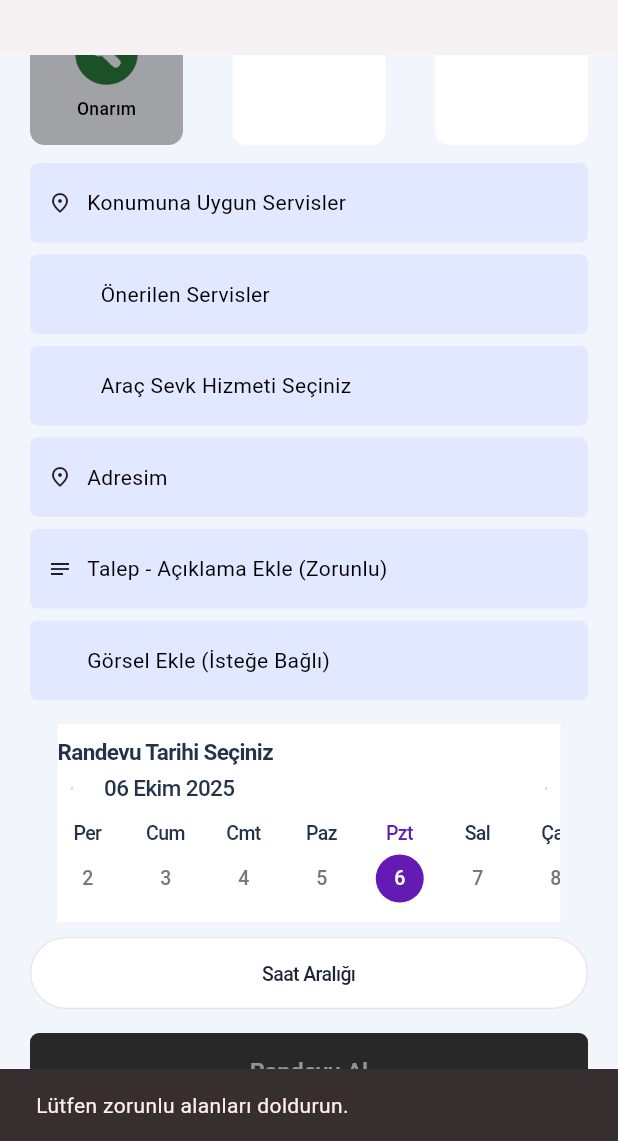
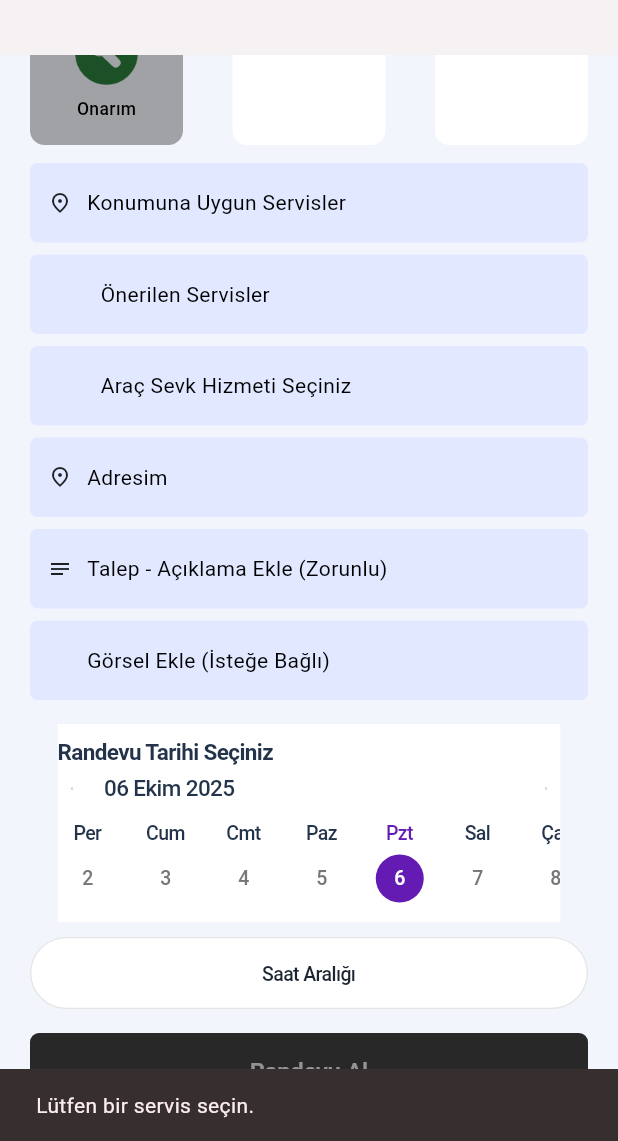
Before and after one commit to 009tuna/Reviz, a Flutter app: the RandevuAlPage screen opened by its route, scrolled down 226 dp, after a tap on "Randevu Al", on a phone screen of 412 x 824 dp, the part 95-1236 px from its top. Run offline on Flutter 3.47's test engine with Material 3 defaults, Android fonts, the phone set to English and light mode, and no system bars; our stand-ins replace flutter_dotenv, geolocator, image_picker, supabase_flutter; accounts and stored records are empty; Roboto replaces fonts that are missing (Basis Grotesque Pro, Roboto Flex).

Commit message:
initial commit

```diff
--- a/lib/data/appointments_repo.dart
+++ b/lib/data/appointments_repo.dart
@@ -5,7 +5,7 @@ import 'package:supabase_flutter/supabase_flutter.dart';
 /// Randevu durumları
 enum AppointmentStatus { pending, confirmed, completed, cancelled }
 
-/// Tek model
+/// Tek model (liste/okuma için)
 class Appointment {
   final String id;
   final String plate;
@@ -105,12 +105,64 @@ class Appointment {
   }
 }
 
+/// INSERT için DTO
+class AppointmentCreate {
+  final String userId;
+  final String serviceId;
+  final String serviceName; // UI'da gösterim için saklıyoruz
+  final DateTime startsAt;
+
+  final String plate;
+  final String vehicleModel;
+
+  final String? note;
+  final String? cityDistrict;
+  final double? distanceKm;
+  final bool hasTow;
+  final List<String> brandTags;
+  final List<String> imageUrls;
+
+  const AppointmentCreate({
+    required this.userId,
+    required this.serviceId,
+    required this.serviceName,
+    required this.startsAt,
+    required this.plate,
+    required this.vehicleModel,
+    this.note,
+    this.cityDistrict,
+    this.distanceKm,
+    this.hasTow = false,
+    this.brandTags = const [],
+    this.imageUrls = const [],
+  });
+
+  Map<String, dynamic> toRow() => {
+        'user_id': userId,
+        'service_id': serviceId,
+        'service_name': serviceName,
+        'date_time': startsAt.toIso8601String(),
+        'plate': plate,
+        'vehicle_model': vehicleModel,
+        'note': note,
+        'city_district': cityDistrict,
+        'distance_km': distanceKm,
+        'has_tow': hasTow,
+        'brand_tags': brandTags,
+        'image_urls': imageUrls,
+        'status': 'pending',
+      };
+}
+
 /// Arayüz
 abstract class AppointmentRepo {
   Stream<List<Appointment>> streamAppointments(String userId);
   Future<List<Appointment>> fetchAppointments(String userId);
   Future<void> cancelAppointment(String appointmentId);
   Future<void> rescheduleAppointment(String appointmentId, DateTime newTime);
+
+  /// INSERT – yeni randevu ID döner
+  Future<String> createAppointment(AppointmentCreate input);
 }
 
 /// Supabase implementasyonu
@@ -130,14 +182,12 @@ class SupabaseAppointmentRepo implements AppointmentRepo {
 
   @override
   Future<List<Appointment>> fetchAppointments(String userId) async {
-    // BURADA GENERIC YOK: sadece .select()
     final rows = await supabase
         .from(_table)
         .select()
         .eq('user_id', userId)
         .order('date_time', ascending: true);
 
-    // rows tip olarak dynamic list olabilir; güvenli cast + map:
     final list = (rows as List)
         .map((e) => Appointment.fromRow(e as Map<String, dynamic>))
         .toList();
@@ -158,6 +208,15 @@ class SupabaseAppointmentRepo implements AppointmentRepo {
       'date_time': newTime.toIso8601String(),
       'status': 'confirmed',
     }).eq('id', appointmentId);
+  }
+
+  /// INSERT + dönen id
+  @override
+  Future<String> createAppointment(AppointmentCreate input) async {
+    final row =
+        await supabase.from(_table).insert(input.toRow()).select('id').single();
+
+    return row['id'].toString();
   }
 }
 
@@ -251,4 +310,26 @@ class MockAppointmentRepo implements AppointmentRepo {
         .toList();
     _controller.add(_data);
   }
+
+  /// Mock insert – id döndür
+  @override
+  Future<String> createAppointment(AppointmentCreate input) async {
+    final id = DateTime.now().millisecondsSinceEpoch.toString();
+    final a = Appointment(
+      id: id,
+      plate: input.plate,
+      vehicleModel: input.vehicleModel,
+      serviceName: input.serviceName,
+      dateTime: input.startsAt,
+      cityDistrict: input.cityDistrict ?? 'Mock/İstanbul',
+      distanceKm: input.distanceKm ?? 1.0,
+      status: AppointmentStatus.pending,
+      hasTow: input.hasTow,
+      note: input.note,
+      brandTags: input.brandTags,
+    );
+    _data = [..._data, a];
+    _controller.add(_data);
+    return id;
+  }
 }
--- a/lib/screens/randevu_al.dart
+++ b/lib/screens/randevu_al.dart
@@ -5,6 +5,9 @@ import 'package:image_picker/image_picker.dart';
 import 'package:reviz_develop/theme/tokens.dart';
 import 'package:reviz_develop/widgets/icons.dart' as reviz_icons;
 import 'package:reviz_develop/widgets/job_date_and_time.dart';
+import 'package:supabase_flutter/supabase_flutter.dart';
+import 'package:reviz_develop/data/appointments_repo.dart';
+
 // Eğer Supabase kullanıyorsan (opsiyonel – yoksa yoruma al)
 // import 'package:supabase_flutter/supabase_flutter.dart';
 
@@ -15,50 +18,6 @@ enum RandevuAdimi {
   sevkHizmeti
 }
 
-class AppointmentRequest {
-  String? plate;
-  String? vehicleModel;
-  String serviceType; // "Onarım" | "Bakım" | "Ekspertiz"
-  String? address;
-  String? note;
-  DateTime? preferredDate; // JobDateAndTime veya seçilen tarih
-  String? timeSlot; // "Sabah 9:00-12:00" vb.
-  String? serviceId; // seçilen servis
-  String? towType; // Sevk seçimi
-  double? towPrice;
-  List<String> imageUrls;
-
-  AppointmentRequest({
-    this.plate,
-    this.vehicleModel,
-    required this.serviceType,
-    this.address,
-    this.note,
-    this.preferredDate,
-    this.timeSlot,
-    this.serviceId,
-    this.towType,
-    this.towPrice,
-    List<String>? imageUrls,
-  }) : imageUrls = imageUrls ?? [];
-}
-
-// Basit backend stub (Supabase/REST bağlamak için hazır)
-class AppointmentRepository {
-  // final SupabaseClient supabase = Supabase.instance.client;
-
-  Future<String> uploadFileToStorage(File file) async {
-    // TODO: Supabase Storage’a yükleme
-    await Future.delayed(const Duration(milliseconds: 300));
-    return 'https://example.com/${file.path.split('/').last}';
-  }
-
-  Future<void> createAppointment(AppointmentRequest req) async {
-    // TODO: Supabase RPC/REST’e gönder
-    await Future.delayed(const Duration(milliseconds: 400));
-  }
-}
-
 class RandevuAlPage extends StatefulWidget {
   const RandevuAlPage({super.key, this.onCreatedNavigateTo = 'appointments'});
   final String onCreatedNavigateTo; // <— varsa route’ta kullanabilirsin
@@ -67,15 +26,16 @@ class RandevuAlPage extends StatefulWidget {
 }
 
 class _RandevuAlPageState extends State<RandevuAlPage> {
-  final _repo = AppointmentRepository();
+  final AppointmentRepo _repo =
+      SupabaseAppointmentRepo(Supabase.instance.client);
   final _picker = ImagePicker();
 
   // State
   RandevuAdimi _step = RandevuAdimi.aracVeHizmet;
 
   // Araç & Hizmet
-  final String? _selectedPlate = '34 BAK 81';
-  final String? _selectedVehicleModel = 'CBR-650';
+  final String _selectedPlate = '34 BAK 81';
+  final String _selectedVehicleModel = 'CBR-650';
   String _serviceType = 'Onarım'; // default
   // Konum & servis önerileri
   String? _selectedServiceId; // "duha-motobike" gibi.
@@ -144,58 +104,108 @@ class _RandevuAlPageState extends State<RandevuAlPage> {
     }
   }
 
+  ({int hour, int minute}) _slotStart(String slot) {
+    // Alt yazılarınızla birebir eşleşecek şekilde parse
+    switch (slot) {
+      case 'Sabah 9:00 - 12:00':
+        return (hour: 9, minute: 0);
+      case 'Öğlen 13:00 - 16:00':
+        return (hour: 13, minute: 0);
+      case 'Akşam 16:00 - 19:00':
+        return (hour: 16, minute: 0);
+      default:
+        // bilinmeyen gelirse güvenli varsayılan
+        return (hour: 9, minute: 0);
+    }
+  }
+
   Future<void> _submit() async {
-    // Alan kontrolleri
-    if (_selectedPlate == null ||
-        _serviceType.isEmpty ||
-        _selectedServiceId == null ||
-        _selectedDate == null ||
-        _selectedTimeSlot == null ||
-        _address == null ||
-        (_note == null || _note!.trim().isEmpty)) {
+    // Zorunlu alanlar: servis, tarih, saat, adres, not
+    if (_selectedServiceId == null) {
       ScaffoldMessenger.of(context).showSnackBar(
-        const SnackBar(content: Text('Lütfen zorunlu alanları doldurun.')),
+        const SnackBar(content: Text('Lütfen bir servis seçin.')),
       );
       return;
     }
+    if (_selectedDate == null) {
+      ScaffoldMessenger.of(context).showSnackBar(
+        const SnackBar(content: Text('Lütfen bir tarih seçin.')),
+      );
+      return;
+    }
+    if (_selectedTimeSlot == null) {
+      ScaffoldMessenger.of(context).showSnackBar(
+        const SnackBar(content: Text('Lütfen bir saat aralığı seçin.')),
+      );
+      return;
+    }
+    if (_address == null || _address!.trim().isEmpty) {
+      ScaffoldMessenger.of(context).showSnackBar(
+        const SnackBar(content: Text('Lütfen adres seçin.')),
+      );
+      return;
+    }
+    if (_note == null || _note!.trim().isEmpty) {
+      ScaffoldMessenger.of(context).showSnackBar(
+        const SnackBar(content: Text('Lütfen açıklama (not) girin.')),
+      );
+      return;
+    }
 
     setState(() => _submitting = true);
+
     try {
-      // Görselleri yükle
+      // (Opsiyonel) görselleri yükleme – şu an mock upload var
       final urls = <String>[];
-      for (final f in _pickedImages) {
-        final url = await _repo.uploadFileToStorage(f);
-        urls.add(url);
-      }
-
-      final req = AppointmentRequest(
+
+      // Saat aralığından başlangıç saati
+      final hm = _slotStart(_selectedTimeSlot!);
+      final d = _selectedDate!;
+      final startsAt = DateTime(d.year, d.month, d.day, hm.hour, hm.minute);
+
+      // Giriş yapan kullanıcı ID (yoksa 'demo')
+      final userId = Supabase.instance.client.auth.currentUser?.id ?? 'demo';
+
+      // Service adı şu an mock; elinizde gerçek ad yoksa id ile geçici doldurabilirsiniz
+      const serviceName =
+          'Seçilen Servis'; // isterseniz id’yi yazın: _selectedServiceId!
+
+      final enrichedNote = (_towPrice != null &&
+              _towType != null &&
+              _towType!.isNotEmpty)
+          ? '${_note!.trim()} • Sevk: $_towType (${_towPrice!.toStringAsFixed(2)} TL)'
+          : _note!.trim();
+
+      // DTO oluştur
+      final input = AppointmentCreate(
+        userId: userId,
+        serviceId: _selectedServiceId!,
+        serviceName: serviceName,
+        startsAt: startsAt,
         plate: _selectedPlate,
         vehicleModel: _selectedVehicleModel,
-        serviceType: _serviceType,
-        address: _address,
-        note: _note,
-        preferredDate: _selectedDate,
-        timeSlot: _selectedTimeSlot,
-        serviceId: _selectedServiceId,
-        towType: _towType,
-        towPrice: _towPrice,
+        note: enrichedNote,
+        cityDistrict: _address,
+        distanceKm: null, // isterseniz hesaplayıp verin
+        hasTow: _towType != null && _towType!.isNotEmpty,
+        brandTags: const [], // isterseniz doldurun
         imageUrls: urls,
       );
 
-      await _repo.createAppointment(req);
-
-      if (mounted) {
-        ScaffoldMessenger.of(context).showSnackBar(
-          const SnackBar(content: Text('Randevu alındı!')),
-        );
-        Navigator.pop(context, true);
-      }
+      // INSERT → id dönüyor
+      final newId = await _repo.createAppointment(input);
+
+      if (!mounted) return;
+      ScaffoldMessenger.of(context).showSnackBar(
+        SnackBar(content: Text('Randevu alındı! (#$newId)')),
+      );
+      // Randevular sayfasına geç
+      Navigator.pushReplacementNamed(context, widget.onCreatedNavigateTo);
     } catch (e) {
-      if (mounted) {
-        ScaffoldMessenger.of(context).showSnackBar(
-          SnackBar(content: Text('Hata: $e')),
-        );
-      }
+      if (!mounted) return;
+      ScaffoldMessenger.of(context).showSnackBar(
+        SnackBar(content: Text('Hata: $e')),
+      );
     } finally {
       if (mounted) setState(() => _submitting = false);
     }
--- a/pubspec.yaml
+++ b/pubspec.yaml
@@ -33,6 +33,7 @@ dependencies:
 
   # Durum / yardımcılar (gerekirse)
   collection: ^1.18.0
+  mime: ^2.0.0
 
 dev_dependencies:
   flutter_test:
```
Also changed, not shown: lib/screens/appointments.dart (+13 -3 lines), lib/screens/menu.dart (+9 -4 lines), lib/screens/vehicle_form.dart (+7 -2 lines), lib/screens/vehicles.dart (+16 -8 lines), pubspec.lock.
